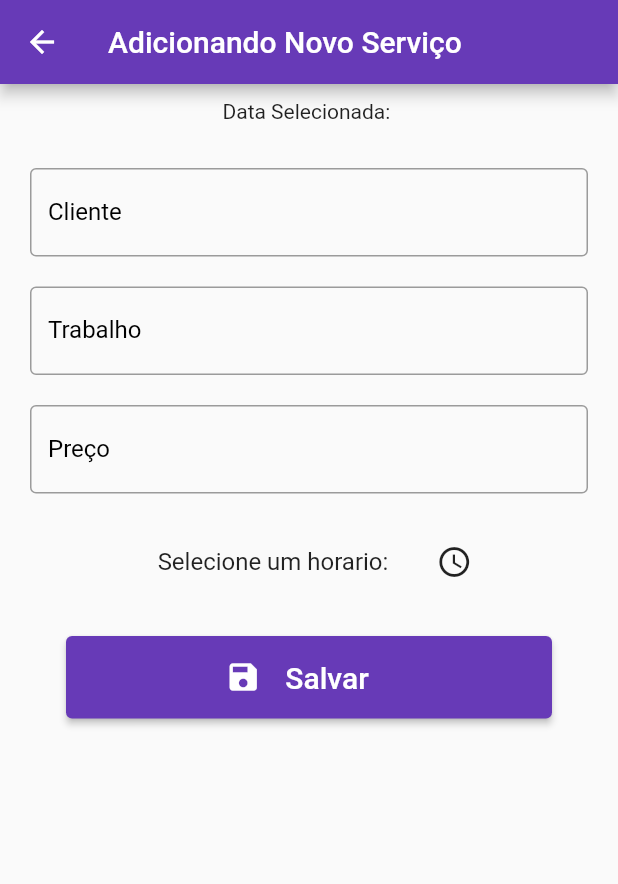
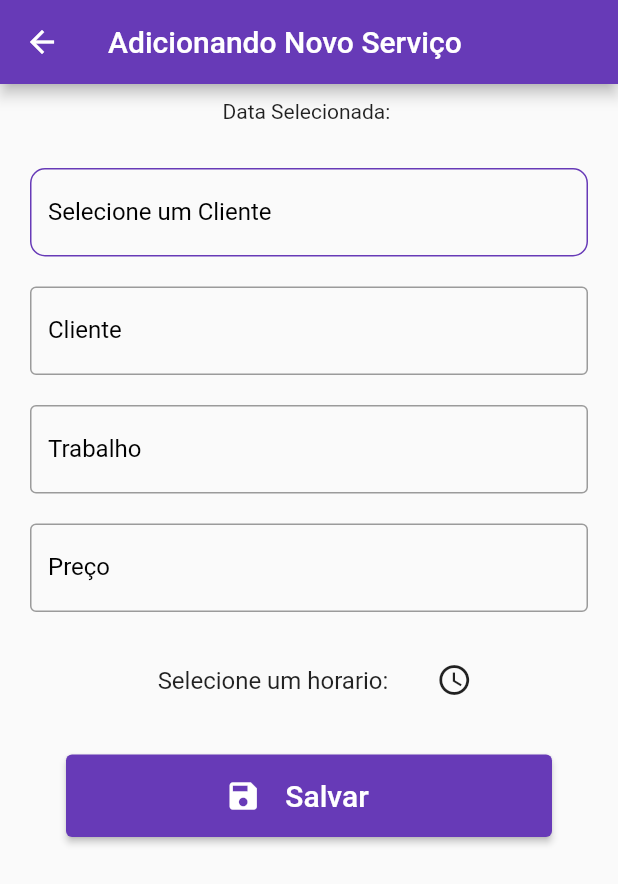
Before and after one commit to felipeoliveira92/RosaAzul, a Flutter app: the AddWorkPage screen opened directly with empty values, on a phone screen of 412 x 824 dp. Shown: the top 884 px of the screen. Run offline on Flutter 3.47's test engine with Material 2 defaults, Android fonts, the phone set to English and light mode, and no system bars; drawn by our look-alikes of searchfield; our stand-ins replace dio; missing offline and left inert: d_chart, date_ranger; network calls fail.

Commit message:
Melhorias no filtro de de clientes da tela de clientes e adicionado um campo de busca clientes na tela de cadastro de servicos

```diff
--- a/lib/pages/User/profile.page.dart
+++ b/lib/pages/User/profile.page.dart
@@ -1,3 +1,5 @@
+// ignore_for_file: non_constant_identifier_names
+
 import 'package:appsalao/models/user.dart';
 import 'package:appsalao/pages/Generic/alterfields.page.dart';
 import 'package:appsalao/pages/User/login.page.dart';
--- a/lib/pages/Workflow/addworkpage.dart
+++ b/lib/pages/Workflow/addworkpage.dart
@@ -1,5 +1,8 @@
+import 'package:appsalao/models/client.dart';
 import 'package:appsalao/models/worktask.dart';
+import 'package:appsalao/repositories/client.repository.dart';
 import 'package:flutter/material.dart';
+import 'package:searchfield/searchfield.dart';
 import '../../repositories/worktask.repository.dart';
 import 'calendarpage.dart';
 
@@ -15,14 +18,21 @@ class AddWorkPage extends StatefulWidget {
 class _AddWorkPageState extends State<AddWorkPage> {
   WorkTask workTask = WorkTask();
   final _workTaskRepository = WorkTaskRepository();
+  final _clientsRepository = ClientRepository();
+  List<Client> clients = [];
+  List<String> autoCompleteclients = [];
   var timeSelected = TimeOfDay.now();
 
-_AddWorkPageState(){
-  //workTask.id = DateTime.now().day.toString();
-}
   @override
   Widget build(BuildContext context) {
-
+    _clientsRepository.GetAll().then((value) {
+      setState(() {
+        value.forEach((element) => {
+          autoCompleteclients.add(element.name.toString())
+        });
+      });
+      },
+    );
     return Scaffold(
       appBar: AppBar(
         title: const Text("Adicionando Novo Serviço"),
@@ -40,6 +50,26 @@ _AddWorkPageState(){
                     crossAxisAlignment: CrossAxisAlignment.stretch,
                     mainAxisAlignment: MainAxisAlignment.center,
                     children: [
+                      const SizedBox(
+                        width: 20,
+                        height: 20,
+                      ),
+                      SearchField(
+                        hint: "Search",
+                        searchInputDecoration: InputDecoration(
+                          labelText: "Selecione um Cliente",
+                          labelStyle: const TextStyle(color: Colors.black),
+                          enabledBorder: OutlineInputBorder(
+                            borderSide: const BorderSide(
+                                color: Colors.deepPurple, width: 1),
+                            borderRadius: BorderRadius.circular(10),
+                          ),
+                        ),
+                        suggestions: autoCompleteclients
+                            .map((e) => SearchFieldListItem(e, child: Text(e)))
+                            .toList(),
+
+                      ),
                       const SizedBox(
                         width: 20,
                         height: 20,
@@ -116,8 +146,7 @@ _AddWorkPageState(){
                               if (time != null) {
                                 setState(() {
                                   timeSelected = TimeOfDay(
-                                      hour: time.hour,
-                                      minute: time.minute);
+                                      hour: time.hour, minute: time.minute);
                                   workTask.horario = timeSelected.hour;
                                 });
                               }
@@ -137,9 +166,8 @@ _AddWorkPageState(){
                                         {
                                           Navigator.of(context).pushReplacement(
                                               MaterialPageRoute(
-                                                builder: (context) => const calendarpage()
-                                            )
-                                        )
+                                                  builder: (context) =>
+                                                      const calendarpage()))
                                         }
                                       else
                                         {
--- a/lib/repositories/client.repository.dart
+++ b/lib/repositories/client.repository.dart
@@ -1,3 +1,5 @@
+// ignore_for_file: non_constant_identifier_names
+
 import 'package:appsalao/models/client.dart';
 import 'package:dio/dio.dart';
 
--- a/lib/repositories/user.repository.dart
+++ b/lib/repositories/user.repository.dart
@@ -1,3 +1,5 @@
+// ignore_for_file: non_constant_identifier_names
+
 import 'package:appsalao/models/user.dart';
 import 'package:dio/dio.dart';
 
@@ -55,9 +57,9 @@ class UserRepository {
   }
 
   Future<bool> Login(String username, String password) async {
-    var user = GetUserByLogin(username);
+    //var user = GetUserByLogin(username);
 
-    if (user != null) return true;
+    //if (user != null) return true;
 
     return false;
   }
--- a/pubspec.yaml
+++ b/pubspec.yaml
@@ -37,6 +37,7 @@ dependencies:
   # Use with the CupertinoIcons class for iOS style icons.
   cupertino_icons: ^1.0.2
   dio: ^4.0.6
+  searchfield: ^0.7.0
 
 
 dev_dependencies:
```
Also changed, not shown: lib/pages/Client/Client.page.dart (+23 -22 lines), lib/pages/Global/HomePage.dart (+21 -7 lines), lib/pages/Services/Service.page.dart (+37 -0 lines), lib/repositories/worktask.repository.dart (+12 -13 lines), pubspec.lock. Lines whose indentation alone changed are shown as unchanged.
